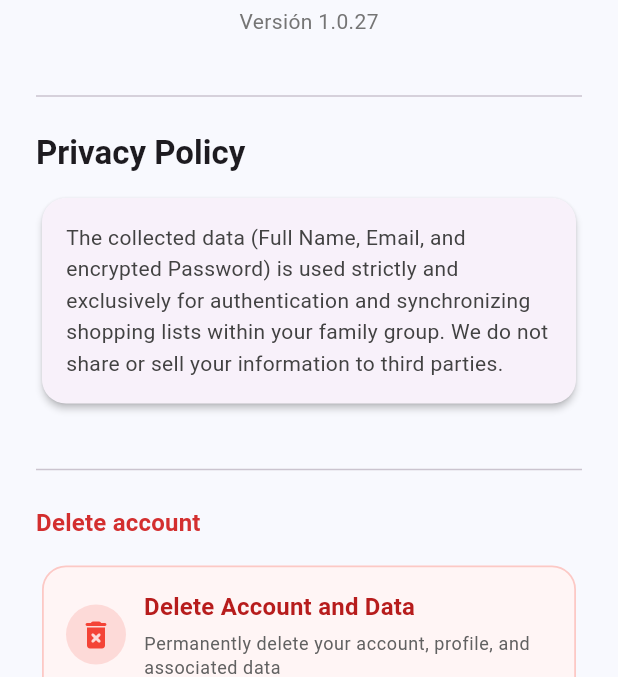
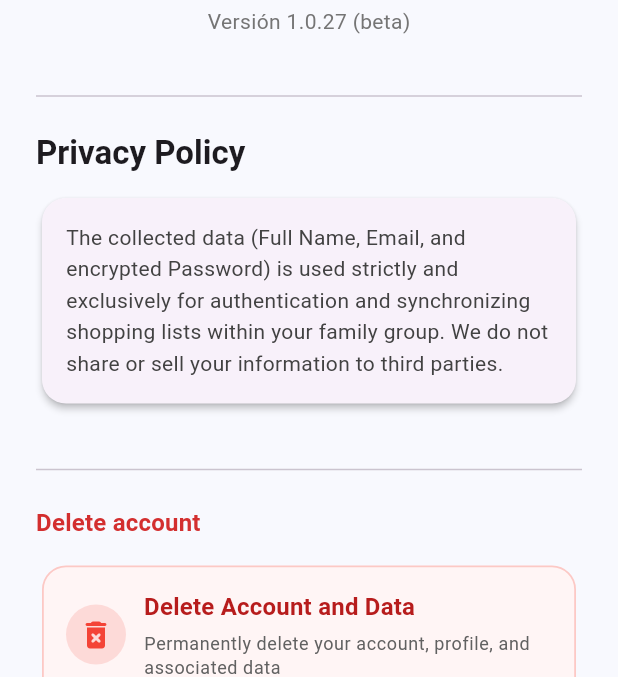
Before and after one commit to juliotav/lista_compras, a Flutter app: the AboutPrivacyScreen screen opened directly, on a phone screen of 412 x 824 dp, the part 327-1004 px from its top. Run offline on Flutter 3.47's test engine with Material 3 defaults, Android fonts, the phone set to English and light mode, and no system bars; our stand-ins replace firebase_core, firebase_messaging, flutter_local_notifications, google_mobile_ads, package_info_plus, shared_preferences and 1 more; missing offline and left inert: mongo_dart; accounts and stored records are empty; network calls fail.

Commit message:
Identificador de la vesion, pr o Betas

```diff
--- a/lib/config/mongo_config.dart
+++ b/lib/config/mongo_config.dart
@@ -50,6 +50,15 @@ class MongoConfig {
     return "1.0.20";
   }
 
+  /// Retorna la versión para mostrar en UI. Si el ambiente no es 'pr', agrega el distintivo (beta).
+  static String get versionDisplay {
+    if (currentEnv == 'pr') {
+      return appVersion;
+    }
+    return '$appVersion (beta)';
+  }
+
+
   /// Retorna el ambiente actual ('qa' o 'pr')
   static String get currentEnv {
     const env = String.fromEnvironment('ENV', defaultValue: 'qa');
--- a/lib/screens/about_privacy_screen.dart
+++ b/lib/screens/about_privacy_screen.dart
@@ -43,7 +43,7 @@ class AboutPrivacyScreen extends StatelessWidget {
                   ),
                   const SizedBox(height: 4),
                   Text(
-                    "Versión ${MongoConfig.appVersion}",
+                    "Versión ${MongoConfig.versionDisplay}",
                     style: theme.textTheme.bodyMedium?.copyWith(color: Colors.grey[600]),
                   ),
                 ],
```
